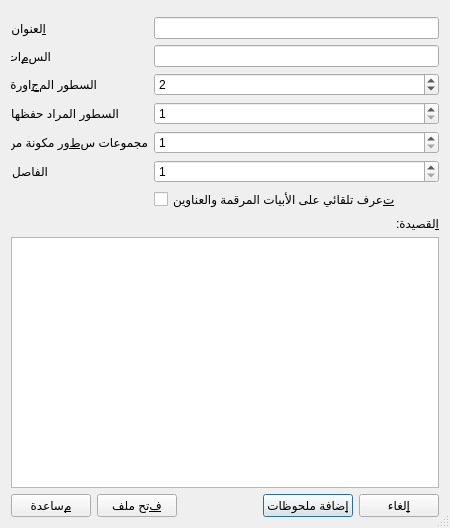
feghakim/AnkiLPCG, file designer/import_dialog.ui: the form before one commit.
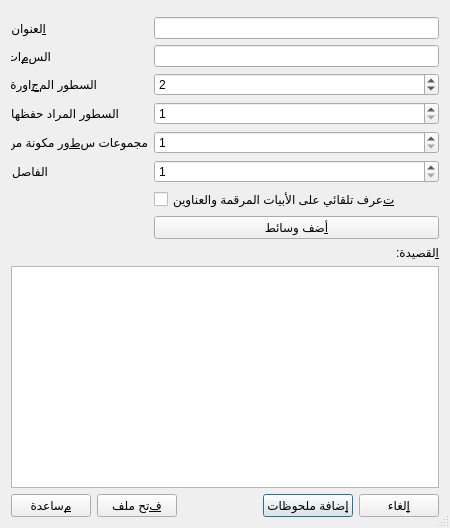
The form after the commit.

Commit message: Add media field

Diff of the .ui file:
```diff
--- a/designer/import_dialog.ui
+++ b/designer/import_dialog.ui
@@ -149,7 +149,13 @@
         </property>
      </widget>
    </item>
-
+     <item row="11" column="1">
+      <widget class="QPushButton" name="mediaButton">
+       <property name="text">
+        <string>&amp;أضف وسائط</string>
+       </property>
+      </widget>
+     </item>
     </layout>
    </item>
    <item>
```
Left out of the diff: 1 changed line with no effect on the pictures. The commit also changes 3 other files.
